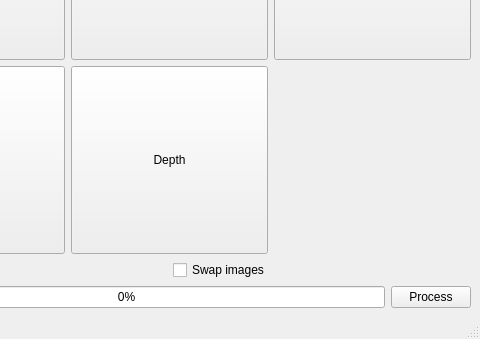
Above: mainwindow.ui from IvanTsantsarov/Stereo before the change; both pictures show x 141 to 621 and y 137 to 476 of the 621 by 476 pixel window. Below: the same form after it.
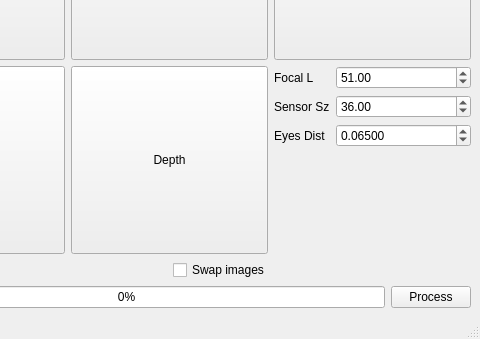
That is the form after the change.

Commit message: A few extreemly hight depth values breaks the depth normalization. Todo: SGM implmentation first

What changed in the file:
```diff
--- a/mainwindow.ui
+++ b/mainwindow.ui
@@ -82,6 +82,76 @@
         </property>
        </widget>
       </item>
+      <item row="1" column="2">
+       <layout class="QFormLayout" name="formLayout">
+        <item row="0" column="0">
+         <widget class="QLabel" name="label">
+          <property name="text">
+           <string>Focal L</string>
+          </property>
+         </widget>
+        </item>
+        <item row="1" column="0">
+         <widget class="QLabel" name="label_2">
+          <property name="text">
+           <string>Sensor Sz</string>
+          </property>
+         </widget>
+        </item>
+        <item row="2" column="0">
+         <widget class="QLabel" name="label_3">
+          <property name="text">
+           <string>Eyes Dist</string>
+          </property>
+         </widget>
+        </item>
+        <item row="0" column="1">
+         <widget class="QDoubleSpinBox" name="doubleFocalLenght">
+          <property name="toolTip">
+           <string>Focal Length in MM</string>
+          </property>
+          <property name="maximum">
+           <double>9999.989999999999782</double>
+          </property>
+          <property name="value">
+           <double>51.000000000000000</double>
+          </property>
+         </widget>
+        </item>
+        <item row="1" column="1">
+         <widget class="QDoubleSpinBox" name="doubleSensorSize">
+          <property name="toolTip">
+           <string>Sensor Width in MM</string>
+          </property>
+          <property name="maximum">
+           <double>9999.989999999999782</double>
+          </property>
+          <property name="value">
+           <double>36.000000000000000</double>
+          </property>
+         </widget>
+        </item>
+        <item row="2" column="1">
+         <widget class="QDoubleSpinBox" name="doubleEyeDistance">
+          <property name="toolTip">
+           <string>Distance between Left and Right camera/eye in Meters</string>
+          </property>
+          <property name="decimals">
+           <number>5</number>
+          </property>
+          <property name="maximum">
+           <double>999.990000000000009</double>
+          </property>
+          <property name="singleStep">
+           <double>0.001000000000000</double>
+          </property>
+          <property name="value">
+           <double>0.065000000000000</double>
+          </property>
+         </widget>
+        </item>
+       </layout>
+      </item>
      </layout>
     </item>
     <item row="2" column="0">
```
The commit also changes 4 other files.
